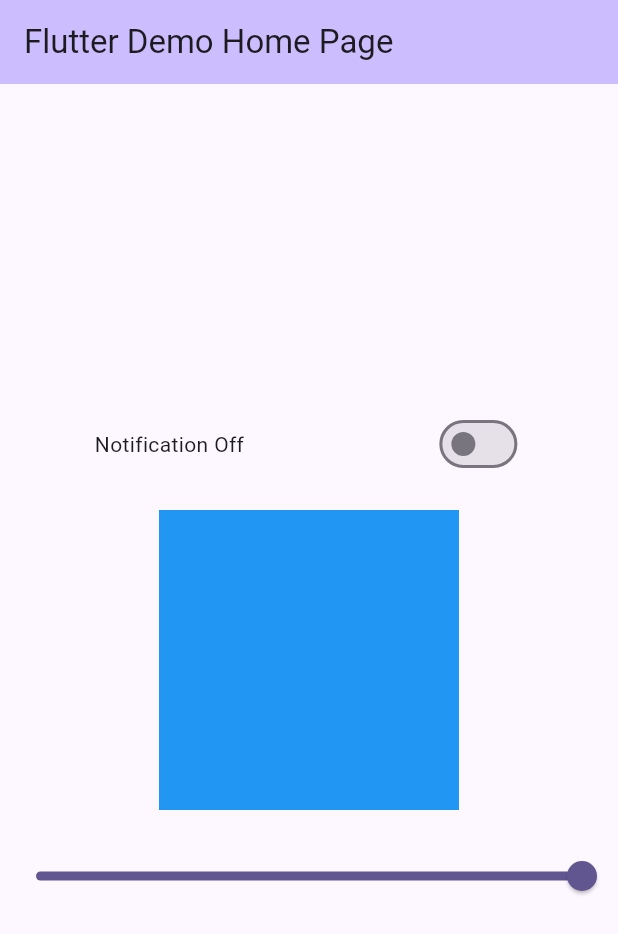
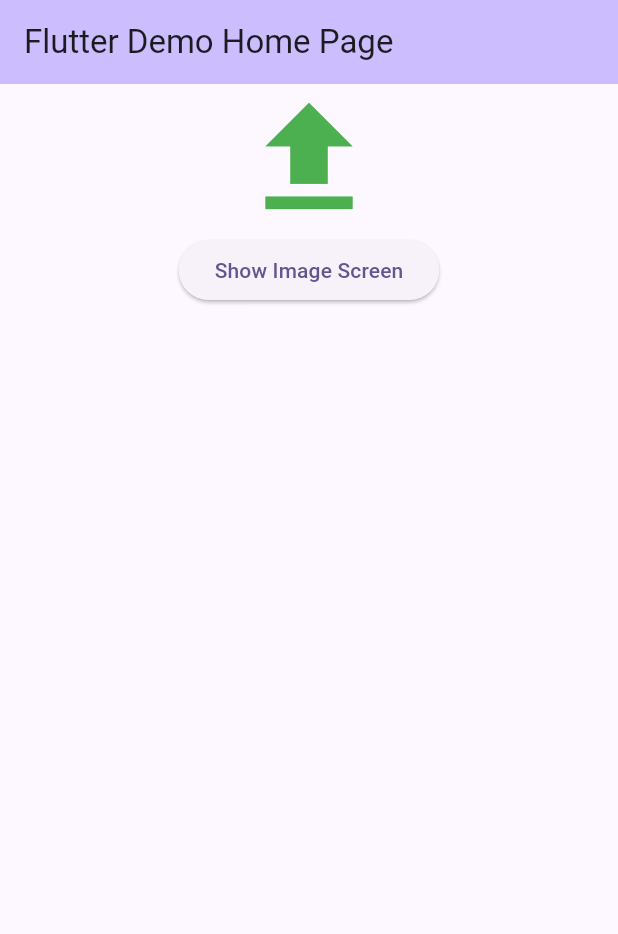
Before and after one commit to flutterboydeep/bloc_tutorial, a Flutter app: the screen it shows after launch, on a phone screen of 412 x 824 dp. Shown: the top 934 px of the screen. Run offline on Flutter 3.47's test engine with Material 3 defaults, Android fonts, the phone set to English and light mode, and no system bars; our stand-ins replace equatable, flutter_bloc, image_picker.

Commit message:
Image picker widget using bloc

```diff
--- /dev/null
+++ b/lib/Screen/homepage.dart
@@ -0,0 +1,93 @@
+import 'dart:developer';
+import 'dart:io';
+
+import 'package:flutter/material.dart';
+import 'package:flutter_bloc/flutter_bloc.dart';
+import 'package:learn_bloc/Screen/showImage.dart';
+import 'package:learn_bloc/bloc/image_bloc.dart';
+import 'package:learn_bloc/bloc/image_event.dart';
+import 'package:learn_bloc/bloc/image_state.dart';
+
+// ignore: must_be_immutable
+class MyHomePage extends StatefulWidget {
+  final String title;
+  MyHomePage({super.key, required this.title});
+
+  @override
+  State<MyHomePage> createState() => _MyHomePageState();
+}
+
+class _MyHomePageState extends State<MyHomePage> {
+  var rangeValue = 0.0;
+
+  @override
+  Widget build(BuildContext context) {
+    log("I am re run again");
+
+    return Scaffold(
+      appBar: AppBar(
+        backgroundColor: Theme.of(context).colorScheme.inversePrimary,
+        title: Text(widget.title),
+      ),
+      body: Center(
+        child: Column(children: [
+          BlocBuilder<ImageBloc, InitialImageState>(
+            builder: (context, state) {
+              return InkWell(
+                onTap: () {
+                  showDialogBox();
+                },
+                child: Icon(
+                  Icons.file_upload,
+                  size: 100,
+                  color: Colors.green,
+                ),
+              );
+
+              // }
+              // return Image.file(File(state.file!.path.toString()));
+            },
+          ),
+          ElevatedButton(
+              onPressed: () {
+                Navigator.push(context,
+                    MaterialPageRoute(builder: (context) => ShowImage()));
+              },
+              child: Text("Show Image Screen"))
+        ]),
+      ),
+    );
+  }
+
+  void showDialogBox() async {
+    await showDialog(
+        context: context,
+        builder: (BuildContext context) {
+          return AlertDialog(
+            title: Text("Picked Image"),
+            content: Text("Choose Your Image From"),
+            actions: [
+              TextButton(
+                onPressed: () {
+                  context.read<ImageBloc>().add(GalleryModeEvent());
+                  Navigator.of(context).pop();
+                  Navigator.push(context,
+                      MaterialPageRoute(builder: (context) => ShowImage()));
+                },
+                child: Text("Gallery"),
+              ),
+              TextButton(
+                onPressed: () {
+                  context.read<ImageBloc>().add(GalleryModeEvent());
+
+                  Navigator.of(context).pop();
+                  Navigator.push(context,
+                      MaterialPageRoute(builder: (context) => ShowImage()));
+                },
+                child: Text("Camera"),
+              )
+            ],
+          );
+        });
+  }
+}
--- /dev/null
+++ b/lib/bloc/image_bloc.dart
@@ -0,0 +1,23 @@
+import 'package:flutter_bloc/flutter_bloc.dart';
+import 'package:image_picker/image_picker.dart';
+import 'package:learn_bloc/Data/image_repo.dart';
+
+import 'package:learn_bloc/bloc/image_event.dart';
+import 'package:learn_bloc/bloc/image_state.dart';
+
+class ImageBloc extends Bloc<ImagePickerEvent, InitialImageState> {
+  final ImagePickerRepo imagePickerRepo;
+  ImageBloc(this.imagePickerRepo) : super(InitialImageState()) {
+    on<CameraModeEvent>(_cameraClick);
+    on<GalleryModeEvent>(_imageClick);
+  }
+  void _cameraClick(event, emit) async {
+    XFile? CameraMode = await imagePickerRepo.UseCamera();
+    emit(state.copyWith(file: CameraMode));
+  }
+
+  void _imageClick(event, emit) async {
+    XFile? imageFile = await imagePickerRepo.UseGallery();
+    emit(state.copyWith(file: imageFile));
+  }
+}
--- /dev/null
+++ b/lib/bloc/image_event.dart
@@ -0,0 +1,13 @@
+import 'package:equatable/equatable.dart';
+
+abstract class ImagePickerEvent extends Equatable {}
+
+class CameraModeEvent extends ImagePickerEvent {
+  @override
+  List<Object?> get props => throw UnimplementedError();
+}
+
+class GalleryModeEvent extends ImagePickerEvent {
+  @override
+  List<Object?> get props => throw UnimplementedError();
+}
--- /dev/null
+++ b/lib/bloc/image_state.dart
@@ -0,0 +1,14 @@
+import 'package:equatable/equatable.dart';
+import 'package:image_picker/image_picker.dart';
+
+class InitialImageState extends Equatable {
+  final XFile? file;
+  InitialImageState({this.file});
+
+  InitialImageState copyWith({XFile? file}) {
+    return InitialImageState(file: file ?? this.file);
+  }
+
+  @override
+  List<Object?> get props => [file];
+}
--- a/lib/bloc/widget_bloc.dart
+++ /dev/null
@@ -1,22 +0,0 @@
-import 'package:equatable/equatable.dart';
-import 'package:flutter_bloc/flutter_bloc.dart';
-
-part 'widget_event.dart';
-part 'widget_state.dart';
-
-class WidgetBloc extends Bloc<WidgetEvent, InitialState> {
-  WidgetBloc() : super(InitialState()) {
-    on<OnOffNotificationEvent>(_onOffNotificationEvent);
-    on<SliderEvent>(_sliderEvent);
-  }
-
-  void _onOffNotificationEvent(
-      OnOffNotificationEvent event, Emitter<InitialState> emit) {
-    emit(state.copyWith(isSwitch: !state.isSwitch));
-  }
-
-  void _sliderEvent(SliderEvent event, Emitter<InitialState> emit) {
-    emit(state.copyWith(slider: event.sliderValue));
-    // emit(state.copyWith(slider: ));
-  }
-}
--- a/lib/bloc/widget_event.dart
+++ /dev/null
@@ -1,18 +0,0 @@
-// ignore_for_file: public_member_api_docs, sort_constructors_first
-part of 'widget_bloc.dart';
-
-sealed class WidgetEvent {
-  WidgetEvent();
-  @override
-  List<Object?> get props => [];
-}
-
-class OnOffNotificationEvent extends WidgetEvent {}
-
-class SliderEvent extends WidgetEvent {
-  double sliderValue;
-  SliderEvent({
-    required this.sliderValue,
-  });
-  List<Object?> get props => [sliderValue];
-}
--- a/lib/bloc/widget_state.dart
+++ /dev/null
@@ -1,41 +0,0 @@
-// ignore_for_file: public_member_api_docs, sort_constructors_first
-// ignore_for_file: must_be_immutable
-part of 'widget_bloc.dart';
-
-class InitialState extends Equatable {
-  bool isSwitch;
-  double slider;
-  InitialState({this.isSwitch = false, this.slider = 1.0});
-
-  InitialState copyWith({bool? isSwitch, double? slider}) {
-    return InitialState(
-      isSwitch: isSwitch ?? this.isSwitch,
-      slider: slider ?? this.slider,
-    );
-  }
-
-  @override
-  List<Object?> get props => [isSwitch, slider];
-}
-
-class OnNotificationState extends InitialState {
-  final String Status;
-
-  OnNotificationState({required this.Status});
-  List<Object?> get props => [Status];
-}
-
-class OffNotificationState extends InitialState {
-  final String Status;
-
-  OffNotificationState({required this.Status});
-  List<Object?> get props => [Status];
-}
-
-// class OffNotificationState extends WidgetState {}
-
-// class ErrorState extends WidgetState {
-//   final String Error;
-//   ErrorState({required this.Error});
-//   List<Object?> get props => [Error];
-// }
--- a/lib/homepage.dart
+++ /dev/null
@@ -1,89 +0,0 @@
-import 'dart:developer';
-
-import 'package:flutter/material.dart';
-import 'package:flutter_bloc/flutter_bloc.dart';
-import 'package:learn_bloc/bloc/widget_bloc.dart';
-
-// ignore: must_be_immutable
-class MyHomePage extends StatefulWidget {
-  final String title;
-  MyHomePage({super.key, required this.title});
-
-  @override
-  State<MyHomePage> createState() => _MyHomePageState();
-}
-
-class _MyHomePageState extends State<MyHomePage> {
-  var rangeValue = 0.0;
-
-  @override
-  Widget build(BuildContext context) {
-    log("I am re run again");
-
-    return Scaffold(
-      appBar: AppBar(
-        backgroundColor: Theme.of(context).colorScheme.inversePrimary,
-        title: Text(widget.title),
-      ),
-      body: Center(
-        child: Column(
-          mainAxisAlignment: MainAxisAlignment.center,
-          children: [
-            Row(
-              mainAxisAlignment: MainAxisAlignment.spaceAround,
-              children: [
-                BlocBuilder<WidgetBloc, InitialState>(
-                    builder: (context, state) {
-                  if (state.isSwitch) {
-                    return Text("Notification On");
-                  } else {
-                    return Text("Notification Off");
-                  }
-                }),
-                BlocBuilder<WidgetBloc, InitialState>(
-                    buildWhen: (previous, current) {
-                  return previous.isSwitch != current.isSwitch;
-                }, builder: (context, state) {
-                  log(" switch widget");
-                  return Switch(
-                    value: state.isSwitch,
-                    onChanged: (newValue) {
-                      context.read<WidgetBloc>().add(OnOffNotificationEvent());
-                    },
-                  );
-                }),
-              ],
-            ),
-            SizedBox(
-              height: 20,
-            ),
-            BlocBuilder<WidgetBloc, InitialState>(
-                buildWhen: (previous, current) {
-              return previous.slider != current.slider;
-            }, builder: (context, state) {
-              log('container rerun');
-              return Container(
-                  height: 200,
-                  width: 200,
-                  color: Colors.blue.withOpacity(state.slider));
-            }),
-            SizedBox(
-              height: 20,
-            ),
-            BlocBuilder<WidgetBloc, InitialState>(builder: (context, state) {
-              return Slider(
-                value: state.slider,
-                onChanged: (newValue) {
-                  log(" Slider widget ");
-
-                  BlocProvider.of<WidgetBloc>(context)
-                      .add(SliderEvent(sliderValue: newValue));
-                },
-              );
-            }),
-          ],
-        ),
-      ),
-    );
-  }
-}
--- a/lib/main.dart
+++ b/lib/main.dart
@@ -1,8 +1,9 @@
 import 'package:flutter/material.dart';
 import 'package:flutter_bloc/flutter_bloc.dart';
-import 'package:learn_bloc/bloc/widget_bloc.dart';
+import 'package:learn_bloc/Data/image_repo.dart';
+import 'package:learn_bloc/bloc/image_bloc.dart';
 
-import 'package:learn_bloc/homepage.dart';
+import 'package:learn_bloc/Screen/homepage.dart';
 
 void main() {
   runApp(const MyApp());
@@ -14,7 +15,7 @@ class MyApp extends StatelessWidget {
   @override
   Widget build(BuildContext context) {
     return BlocProvider(
-      create: (context) => WidgetBloc(),
+      create: (context) => ImageBloc(ImagePickerRepo()),
       child: MaterialApp(
         title: 'Flutter Demo',
         theme: ThemeData(
--- a/pubspec.yaml
+++ b/pubspec.yaml
@@ -38,6 +38,7 @@ dependencies:
   flutter_bloc: ^8.1.3
   http: ^1.1.0
   equatable: ^2.0.5
+  image_picker: ^1.0.7
 
 dev_dependencies:
   flutter_test:
```
Also changed, not shown: lib/Data/image_repo.dart (added, +22 -0 lines), lib/Screen/showImage.dart (added, +28 -0 lines), pubspec.lock, 5 other files.
